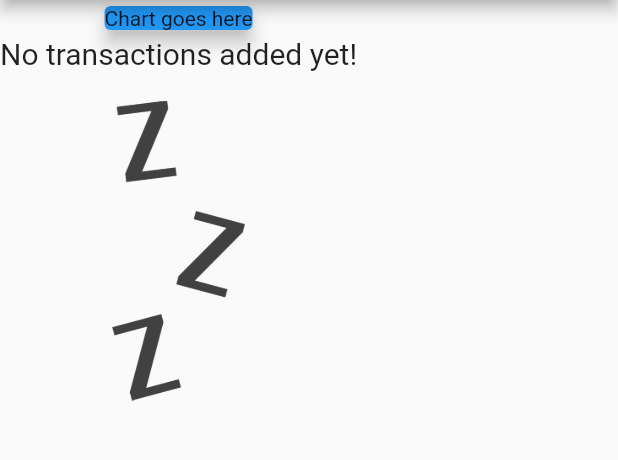
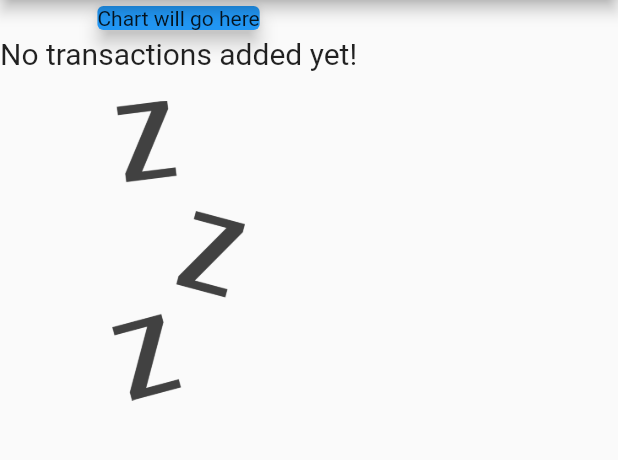
Before and after one commit to alexmisnovs/expense_tracker, a Flutter app: the screen it shows after launch, on a phone screen of 412 x 824 dp, the part 84-544 px from its top. Run offline on Flutter 3.47's test engine with Material 2 defaults, Android fonts, the phone set to English and light mode, and no system bars.

Commit message:
start of the chart

```diff
--- a/lib/main.dart
+++ b/lib/main.dart
@@ -105,7 +105,7 @@ class _MyHomePageState extends State<MyHomePage> {
           children: [
             Container(
               child: Card(
-                child: Text('Chart goes here'),
+                child: Text('Chart will go here'),
                 color: Colors.blue,
                 elevation: 5,
               ),
```
